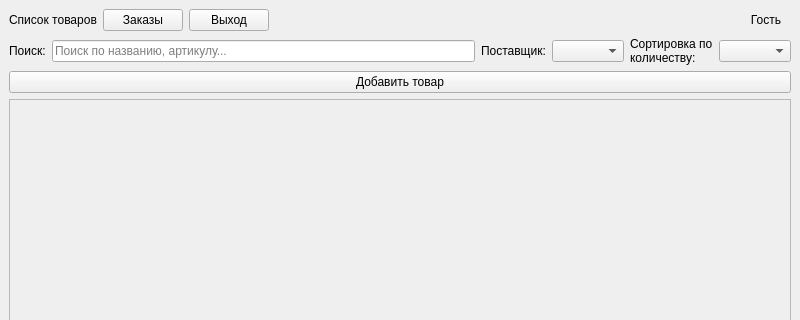
Qt form UI/main.ui (Oxxy63m/demka2) before a commit; both pictures show x 0 to 800 and y 0 to 320 of the 800 by 800 pixel window.
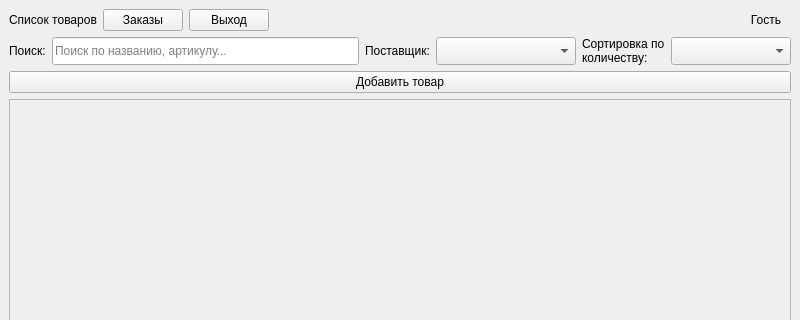
The same form after that commit.

What changed in the file:
```diff
--- a/UI/main.ui
+++ b/UI/main.ui
@@ -14,7 +14,7 @@
   <property name="minimumSize">
    <size>
     <width>800</width>
-    <height>500</height>
+    <height>560</height>
    </size>
   </property>
   <property name="windowTitle">
@@ -103,6 +103,12 @@
       </item>
       <item>
        <widget class="QLineEdit" name="search_edit">
+        <property name="minimumSize">
+         <size>
+          <width>180</width>
+          <height>28</height>
+         </size>
+        </property>
         <property name="placeholderText">
          <string>Поиск по названию, артикулу...</string>
         </property>
@@ -119,7 +125,14 @@
        </widget>
       </item>
       <item>
-       <widget class="QComboBox" name="supplier_combo"/>
+       <widget class="QComboBox" name="supplier_combo">
+        <property name="minimumSize">
+         <size>
+          <width>140</width>
+          <height>28</height>
+         </size>
+        </property>
+       </widget>
       </item>
       <item>
        <widget class="QLabel" name="lbl_sort">
@@ -132,7 +145,14 @@
        </widget>
       </item>
       <item>
-       <widget class="QComboBox" name="sort_combo"/>
+       <widget class="QComboBox" name="sort_combo">
+        <property name="minimumSize">
+         <size>
+          <width>120</width>
+          <height>28</height>
+         </size>
+        </property>
+       </widget>
       </item>
      </layout>
     </item>
```
